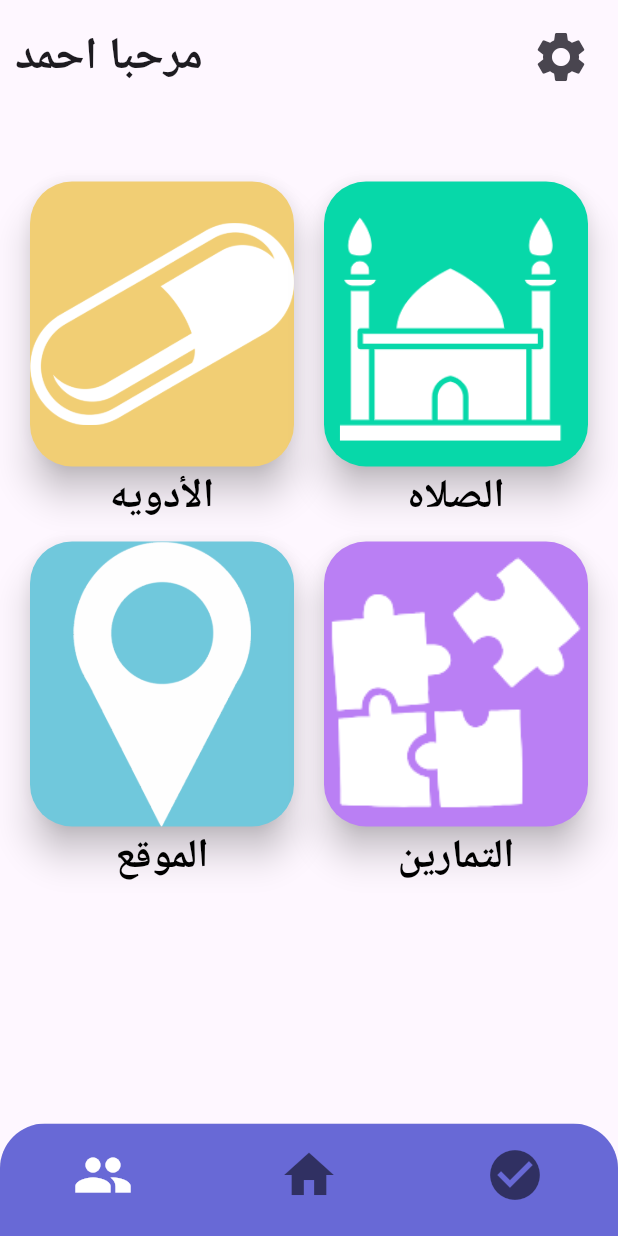
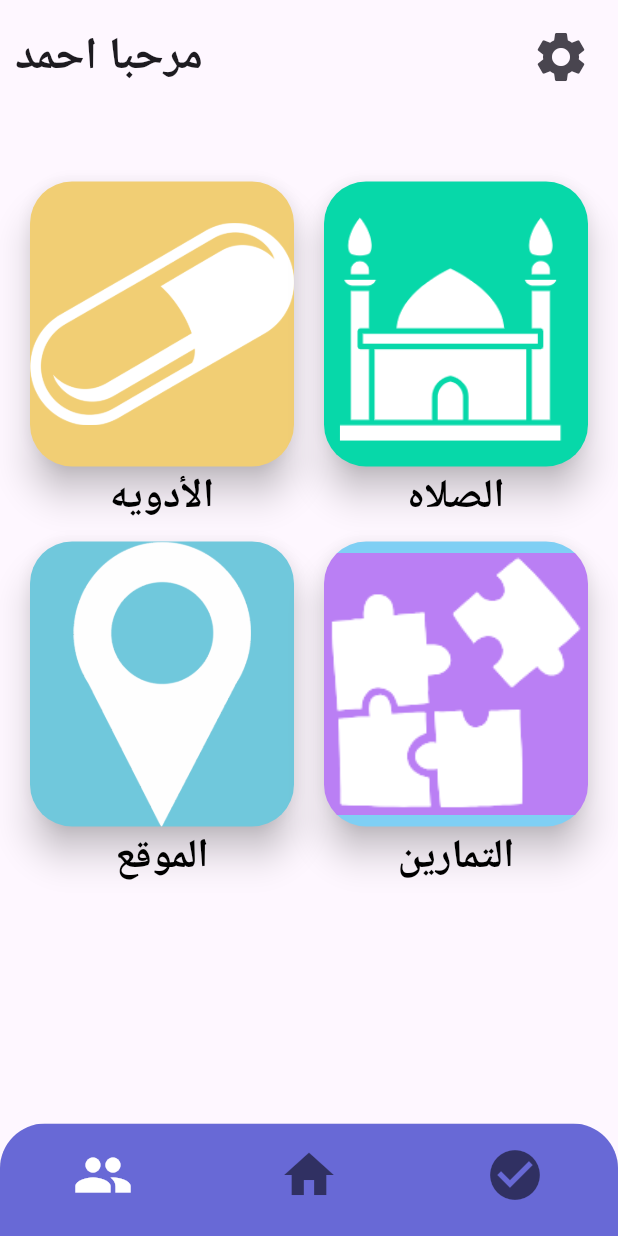
Before and after one commit to Sondosgit/aoun_p, a Flutter app: the home screen opened directly, on a phone screen of 412 x 824 dp. Run offline on Flutter 3.47's test engine with Material 3 defaults, Android fonts, the phone set to English and light mode, and no system bars.

Commit message:
changed color

```diff
--- a/lib/home.dart
+++ b/lib/home.dart
@@ -19,7 +19,7 @@ class _HomeState extends State<home> {
     {"Image": 'img/medicine.png' , "color" : Color(0xFFF1CE74) , "title" : "الأدويه" , "page" : pills()},
     {"Image": 'img/mosque.png' , "color" : Color(0xFF07D8A9) , "title" : "الصلاه" , "page" : pray()},
     {"Image": 'img/location.png' , "color" : Color(0xFF70C8DC) , "title" : "الموقع" , "page" : locations()},
-    {"Image": 'img/puzzle.png' ,  "color" : Color(0xFFBA7FF4),"title" : "التمارين" , "page" : exercise()},
+    {"Image": 'img/puzzle.png' ,  "color" : Color.fromARGB(255, 127, 207, 244),"title" : "التمارين" , "page" : exercise()},
 
   ];
   @override
```
